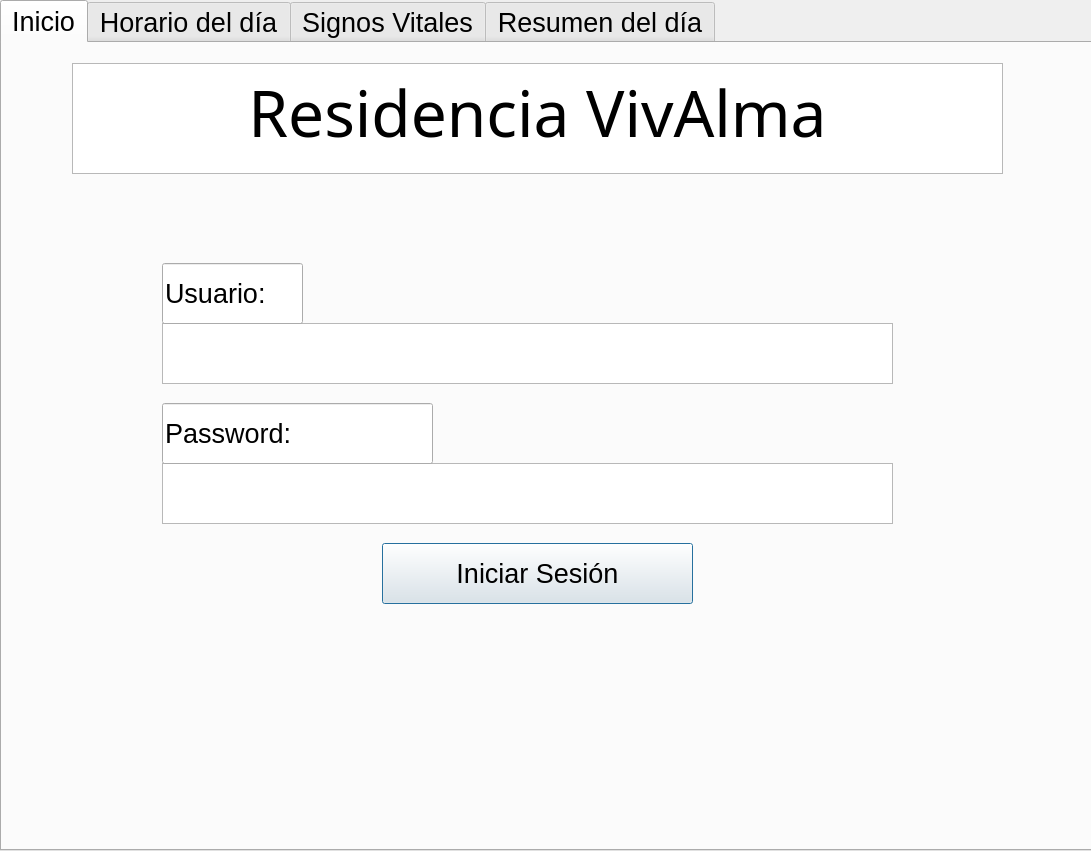
Before: the Qt Designer form Pastillero.ui in JonatanESalinas/nursing_home_robot, drawn with Qt 5.
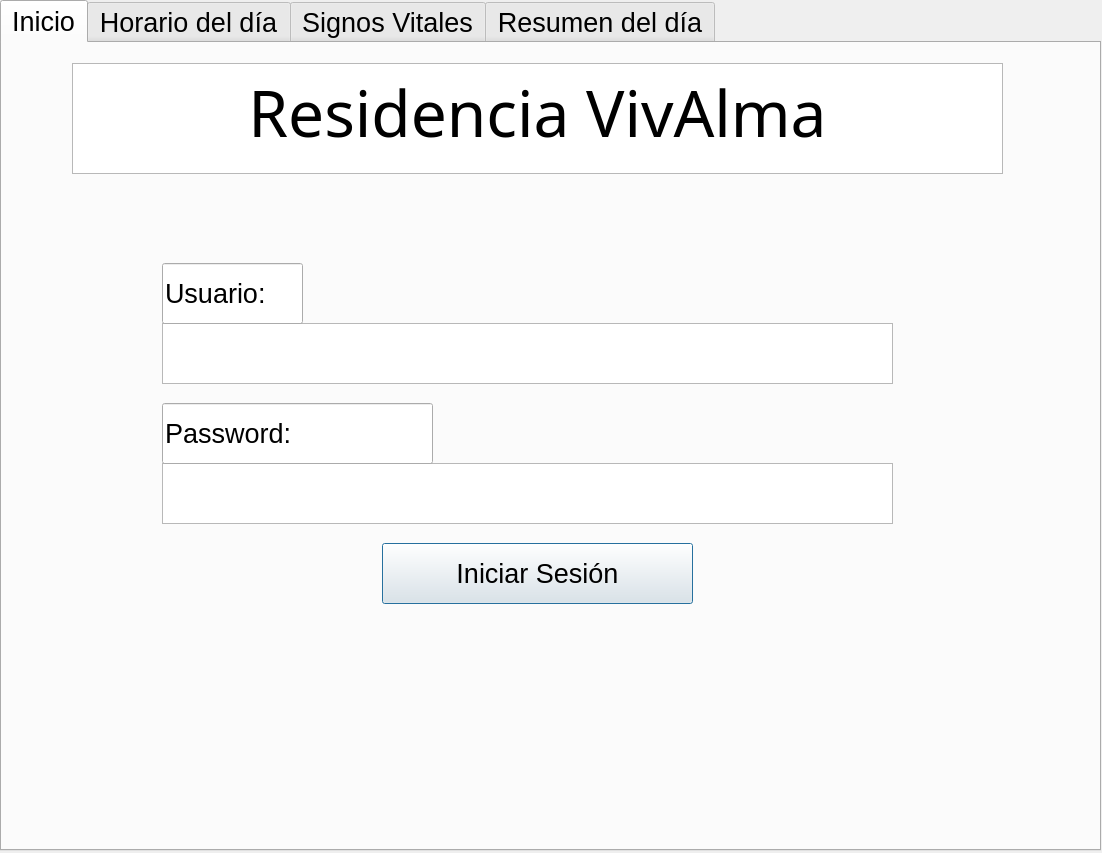
After: the same form once the commit is applied.

```diff
--- a/Pastillero.ui
+++ b/Pastillero.ui
@@ -6,8 +6,8 @@
    <rect>
     <x>0</x>
     <y>0</y>
-    <width>1091</width>
-    <height>851</height>
+    <width>1102</width>
+    <height>853</height>
    </rect>
   </property>
   <property name="windowTitle">
```
Left out of the diff: 7 changed lines with no effect on the pictures.
